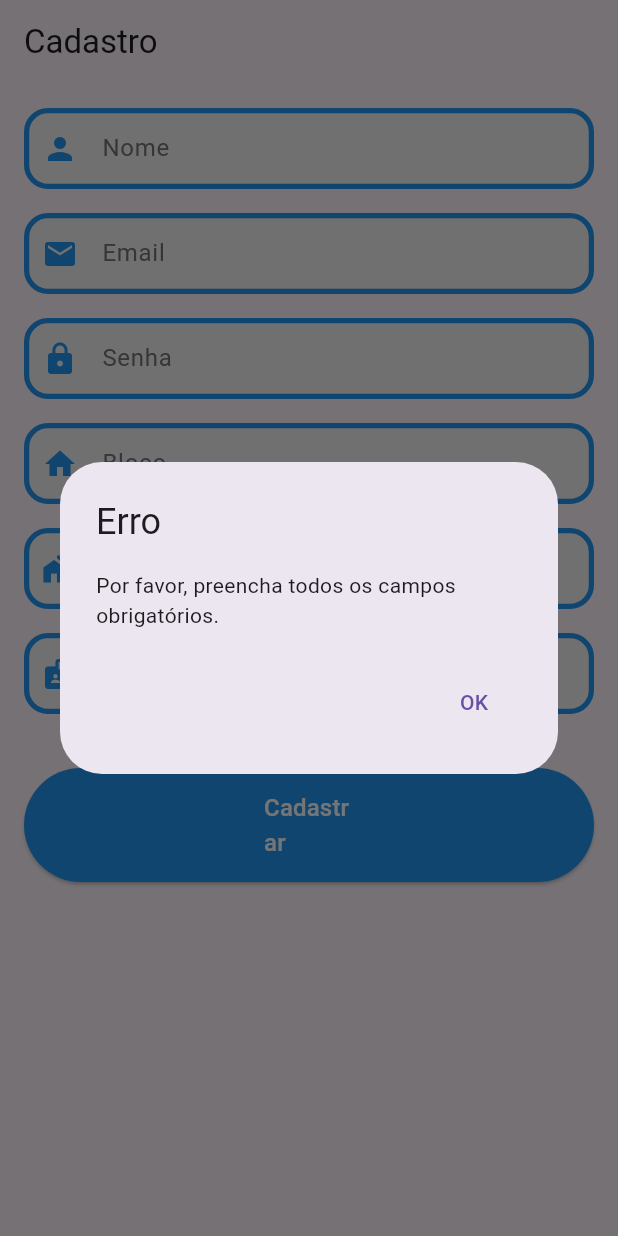
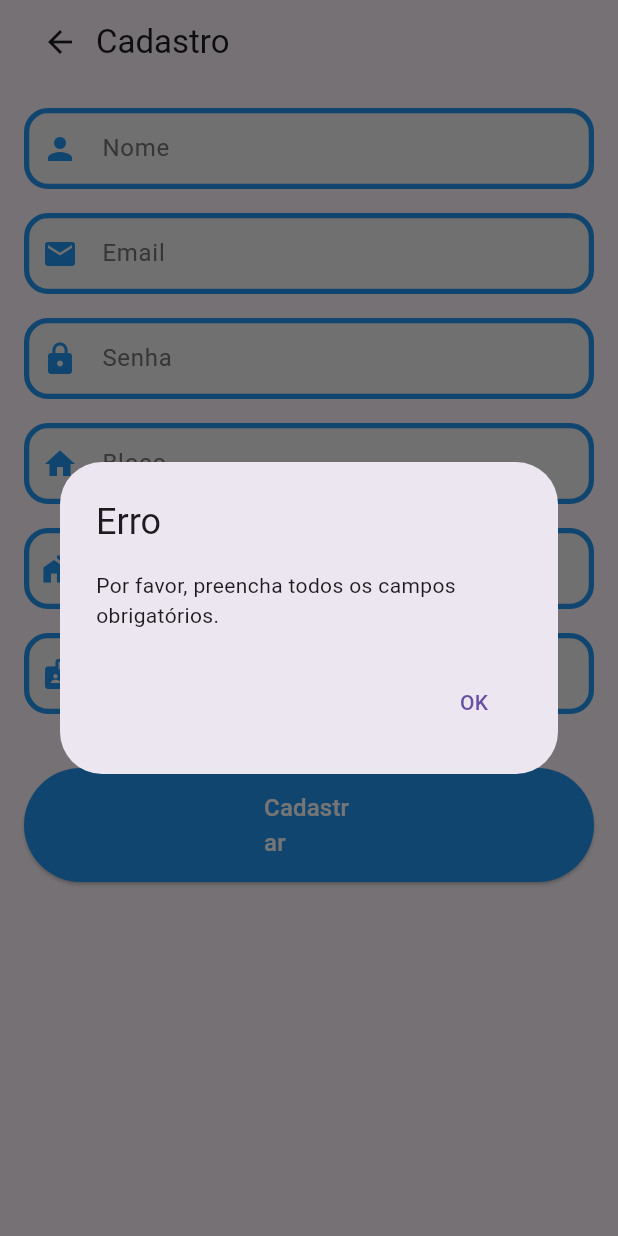
Before and after one commit to DaviEspinosa/Flutter_Projects, a Flutter app: the SignUpScreen screen opened directly, after a tap on "Cadastrar", on a phone screen of 412 x 824 dp. Run offline on Flutter 3.47's test engine with Material 3 defaults, Android fonts, the phone set to English and light mode, and no system bars; our stand-ins replace cloud_firestore, firebase_auth, firebase_core, qr_flutter; missing offline and left inert: qr_code_app; accounts and stored records are empty; statements that could not run were skipped.

```diff
--- a/qr_code_app/lib/screens/signup_screen.dart
+++ b/qr_code_app/lib/screens/signup_screen.dart
@@ -1,4 +1,5 @@
 import 'package:flutter/material.dart';
+import 'package:qr_code_app/screens/first_page.dart';
 import 'package:qr_flutter/qr_flutter.dart';
 import '../services/auth_service.dart';
 
@@ -9,7 +10,9 @@ class SignUpScreen extends StatefulWidget {
   _SignUpScreenState createState() => _SignUpScreenState();
 }
 
-class _SignUpScreenState extends State<SignUpScreen> {
+
+
+class _SignUpScreenState extends State<SignUpScreen> with WidgetsBindingObserver{
   final _emailController = TextEditingController();
   final _passwordController = TextEditingController();
   final _nomeController = TextEditingController();
@@ -19,6 +22,11 @@ class _SignUpScreenState extends State<SignUpScreen> {
   final _authService = AuthService();
 
   bool _isLoading = false;
+
+  @override
+  void initState() {
+    super.initState();
+  }
 
   void _signUp() async {
     String email = _emailController.text.trim();
@@ -30,6 +38,19 @@ class _SignUpScreenState extends State<SignUpScreen> {
 
     if (email.isEmpty || password.isEmpty || nome.isEmpty || cpf.isEmpty) {
       _showErrorDialog('Por favor, preencha todos os campos obrigatórios.');
+      return;
+    }
+
+    // Validação de CPF no formato ###.###.###-##
+    RegExp cpfRegex = RegExp(r'^\d{3}\.\d{3}\.\d{3}-\d{2}$');
+    if (!cpfRegex.hasMatch(cpf)) {
+      _showErrorDialog('CPF inválido. Utilize o formato XXX.XXX.XXX-XX.');
+      return;
+    }
+
+    // Validação de senha com no mínimo 6 caracteres
+    if (password.length < 6) {
+      _showErrorDialog('A senha deve ter no mínimo 6 caracteres.');
       return;
     }
 
@@ -79,7 +100,19 @@ class _SignUpScreenState extends State<SignUpScreen> {
   @override
   Widget build(BuildContext context) {
     return Scaffold(
-      appBar: AppBar(title: Text('Cadastro')),
+      appBar: AppBar(
+        title: Row(
+          children: [
+            IconButton(
+              icon: const Icon(Icons.arrow_back),
+              onPressed: () {
+                Navigator.pop(context, MaterialPageRoute(builder: (context) => FirstPage()),);
+              },
+            ),
+            Text('Cadastro'),
+          ],
+        ),
+      ),
       body: Padding(
         padding: const EdgeInsets.all(16.0),
         child: Column(
```
Also changed, not shown: qr_code_app/lib/screens/dashboard.dart (+14 -6 lines), qr_code_app/lib/services/auth_service.dart (+16 -12 lines), qr_code_app/lib/screens/signup_visitors_screen.dart (deleted).
